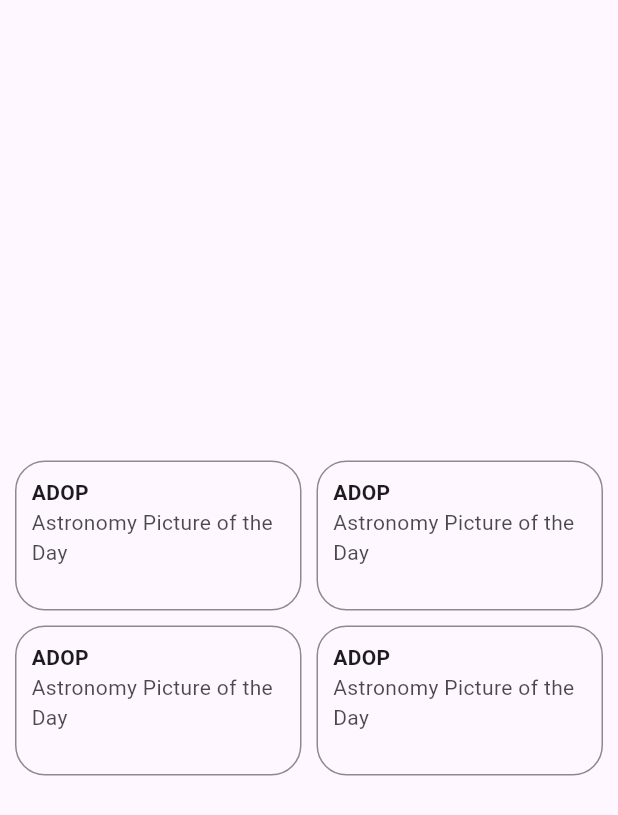
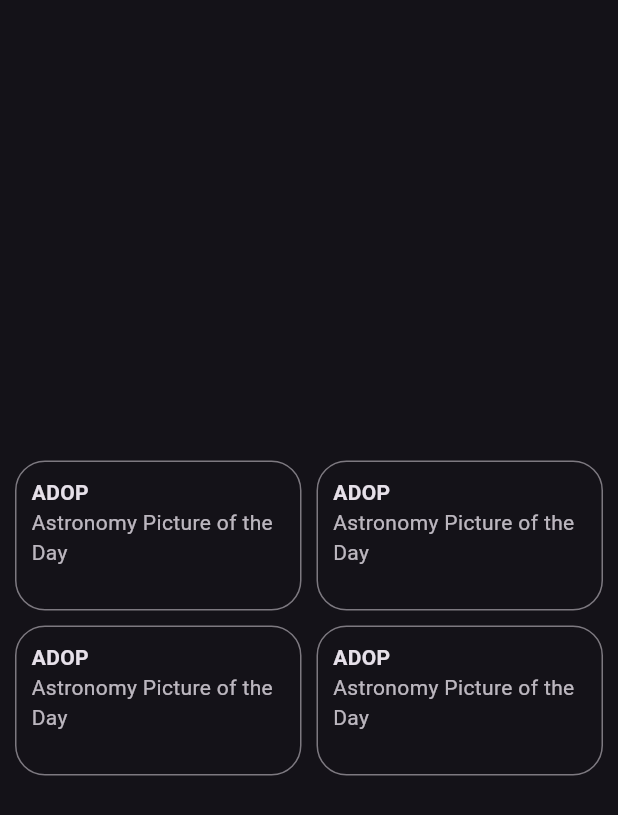
Before and after one commit to MatiasSalomon01/Nasa-App, a Flutter app: the screen it shows after launch, on a phone screen of 412 x 824 dp. Shown: the top 815 px of the screen. Run offline on Flutter 3.47's test engine with Material 3 defaults, Android fonts, the phone set to English and light mode, and no system bars; our stand-ins replace cached_network_image, flutter_dotenv, shimmer.

```diff
--- a/lib/home/adop/adop_provider.dart
+++ b/lib/home/adop/adop_provider.dart
@@ -9,8 +9,11 @@ class ADOPProvider extends ChangeNotifier {
 
   bool isLoading = false;
 
+  String? date;
+
   Future getPicture({String? date}) async {
     isLoading = true;
+    this.date = date;
     notifyListeners();
 
     var parameters = {'api_key': dotenv.get('NASA_API_KEY')};
--- a/lib/main.dart
+++ b/lib/main.dart
@@ -22,7 +22,7 @@ class MainApp extends StatelessWidget {
         home: HomeScreen(),
         // home: ADOPScreen(),
         darkTheme: ThemeData.dark(),
-        themeMode: ThemeMode.light,
+        themeMode: ThemeMode.dark,
         routes: {"/adop": (context) => ADOPScreen()},
       ),
     );
```
Also changed, not shown: lib/home/adop/adop.dart (+12 -7 lines).
